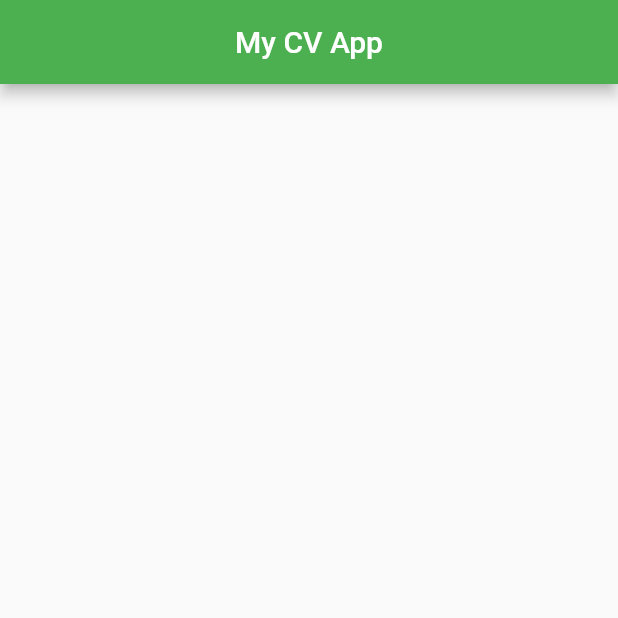
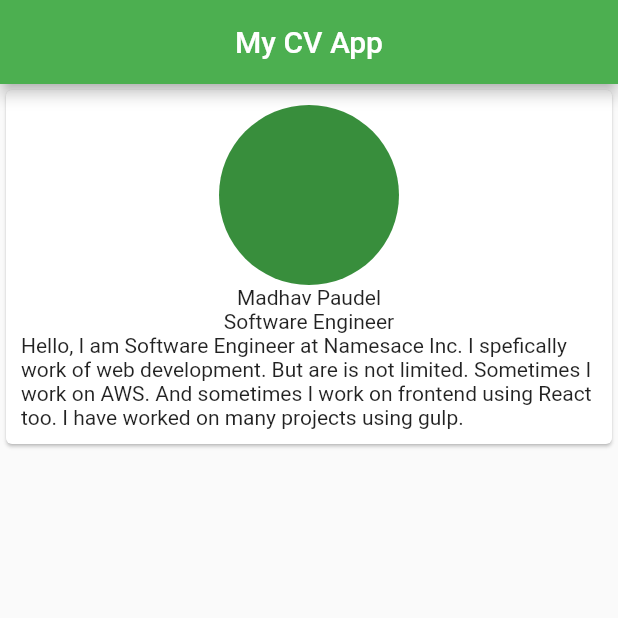
Before and after one commit to poudelmadhav/mycvapp, a Flutter app: the screen it shows after launch, on a phone screen of 412 x 824 dp, the top half of it. Run offline on Flutter 3.47's test engine with Material 2 defaults, Android fonts, the phone set to English and light mode, and no system bars.

Commit message:
top part with name and bio designed

```diff
--- a/lib/main.dart
+++ b/lib/main.dart
@@ -15,6 +15,27 @@ class MyApp extends StatelessWidget {
           centerTitle: true,
           title: Text("My CV App"),
         ),
+        body: Column(
+          crossAxisAlignment: CrossAxisAlignment.stretch,
+          children: <Widget>[
+            Card(
+              child: Padding(
+                padding: const EdgeInsets.all(10.0),
+                child: Column(
+                  children: <Widget>[
+                    CircleAvatar(
+                      // backgroundColor: Colors.green,
+                      radius: 60.0,
+                    ),
+                    Text("Madhav Paudel"),
+                    Text("Software Engineer"),
+                    Text("Hello, I am Software Engineer at Namesace Inc. I spefically work of web development. But are is not limited. Sometimes I work on AWS. And sometimes I work on frontend using React too. I have worked on many projects using gulp."),
+                  ],
+                ),
+              ),
+            ),
+          ],
+        ),
       ),
     );
   }
```
